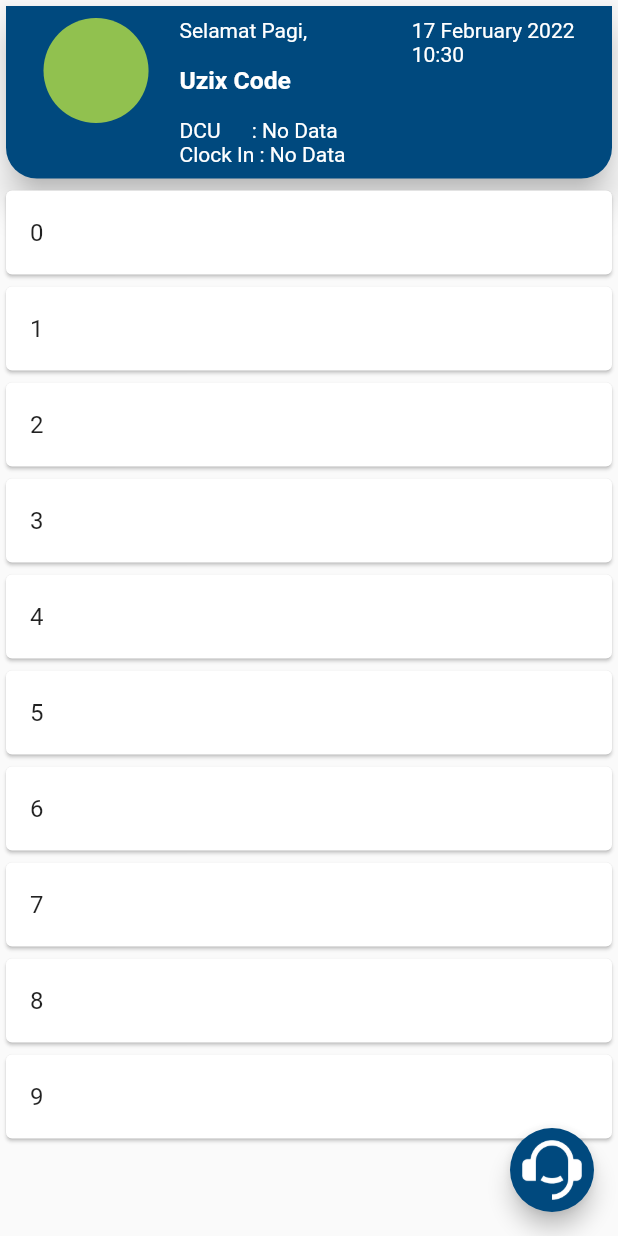
After one commit to uzixCode/par-mobile, a Flutter app: the screen it shows after launch, after a tap on "Login", on a phone screen of 412 x 824 dp. The commit adds this screen. Run offline on Flutter 3.47's test engine with Material 2 defaults, Android fonts, the phone set to English and light mode, and no system bars; our stand-ins replace get.

Commit message:
create app bar,create cs button

```diff
--- /dev/null
+++ b/lib/controllers/beranda/beranda_page_controller.dart
@@ -0,0 +1,12 @@
+import 'package:get/get.dart';
+import 'package:intl/intl.dart';
+
+class BerandaPageController extends GetxController {
+  final dateTimeNow = DateTime.now();
+  final dateFormat = DateFormat("dd MMMM yyyy\nHH:mm");
+  @override
+  void onInit() {
+    print("Init Login Page Controller");
+    super.onInit();
+  }
+}
--- /dev/null
+++ b/lib/views/beranda/beranda_page.dart
@@ -0,0 +1,100 @@
+import 'package:flutter/material.dart';
+import 'package:get/get.dart';
+import 'package:par_mobile/constants/all_color.dart';
+import 'package:par_mobile/controllers/beranda/beranda_page_controller.dart';
+
+class BerandaPage extends StatelessWidget {
+  BerandaPage({Key? key}) : super(key: key);
+  BerandaPageController berandaPageController =
+      Get.put(BerandaPageController());
+  @override
+  Widget build(BuildContext context) {
+    return Scaffold(
+        floatingActionButton: FloatingActionButton(
+          onPressed: () {},
+          backgroundColor: allColor.primary,
+          child: Padding(
+            padding: const EdgeInsets.all(8.0),
+            child: Image.asset("assets/images/cs.png"),
+          ),
+        ),
+        body: Column(
+          children: [
+            Card(
+              elevation: 10,
+              shape: RoundedRectangleBorder(
+                borderRadius: BorderRadius.only(
+                  bottomLeft: Radius.circular(Get.width * 0.05),
+                  bottomRight: Radius.circular(Get.width * 0.05),
+                ),
+              ),
+              color: allColor.primary,
+              child: Padding(
+                padding:
+                    const EdgeInsets.symmetric(horizontal: 25, vertical: 8),
+                child: Row(
+                  crossAxisAlignment: CrossAxisAlignment.start,
+                  mainAxisAlignment: MainAxisAlignment.spaceBetween,
+                  children: [
+                    Row(
+                      crossAxisAlignment: CrossAxisAlignment.start,
+                      children: [
+                        Container(
+                          width: Get.width * 0.17,
+                          height: Get.width * 0.17,
+                          decoration: BoxDecoration(
+                              color: allColor.green, shape: BoxShape.circle),
+                        ),
+                        SizedBox(
+                          width: Get.width * 0.05,
+                        ),
+                        Column(
+                          crossAxisAlignment: CrossAxisAlignment.start,
+                          children: [
+                            Text(
+                              "Selamat Pagi,\n",
+                              style: TextStyle(color: Colors.white),
+                            ),
+                            Text(
+                              "Uzix Code",
+                              style: TextStyle(
+                                  color: Colors.white,
+                                  fontWeight: FontWeight.bold,
+                                  fontSize: Get.width * 0.04),
+                            ),
+                            Text(
+                              "\nDCU      : No Data",
+                              style: TextStyle(color: Colors.white),
+                            ),
+                            Text(
+                              "Clock In : No Data",
+                              style: TextStyle(color: Colors.white),
+                            ),
+                          ],
+                        ),
+                      ],
+                    ),
+                    Text(
+                      berandaPageController.dateFormat
+                          .format(berandaPageController.dateTimeNow),
+                      style: TextStyle(color: Colors.white),
+                    )
+                  ],
+                ),
+              ),
+            ),
+            Expanded(
+                child: ListView.builder(
+              itemCount: 10,
+              itemBuilder: (context, index) {
+                return Card(
+                  child: ListTile(
+                    title: Text(index.toString()),
+                  ),
+                );
+              },
+            ))
+          ],
+        ));
+  }
+}
--- a/lib/views/login/login_page.dart
+++ b/lib/views/login/login_page.dart
@@ -3,6 +3,7 @@ import 'package:flutter/material.dart';
 import 'package:get/get.dart';
 import 'package:par_mobile/constants/all_color.dart';
 import 'package:par_mobile/controllers/login/login_page_controller.dart';
+import 'package:par_mobile/views/beranda/beranda_page.dart';
 import 'package:par_mobile/widgets/background.dart';
 import 'package:par_mobile/widgets/rounded_button.dart';
 import 'package:par_mobile/widgets/rounded_textfield.dart';
@@ -47,6 +48,7 @@ class LoginPage extends StatelessWidget {
                 SizedBox(
                   width: Get.width * 0.85,
                   child: RoundedButton(
+                    onTap: () => Get.to(() => BerandaPage()),
                     color: allColor.primary,
                     alignment: Alignment.center,
                     child: Text(
--- a/lib/widgets/rounded_button.dart
+++ b/lib/widgets/rounded_button.dart
@@ -2,7 +2,8 @@ import 'package:flutter/material.dart';
 import 'package:get/get.dart';
 
 class RoundedButton extends StatelessWidget {
-  RoundedButton({Key? key, required this.child, this.alignment, this.color})
+  RoundedButton(
+      {Key? key, required this.child, this.alignment, this.onTap, this.color})
       : super(key: key);
   Widget child;
   Color? color;
--- a/pubspec.yaml
+++ b/pubspec.yaml
@@ -35,7 +35,7 @@ dependencies:
   # Use with the CupertinoIcons class for iOS style icons.
   cupertino_icons: ^1.0.2
   get:
-
+  intl:
 
 dev_dependencies:
   flutter_test:
```
Also changed, not shown: assets/images/cs.png (added), pubspec.lock.
